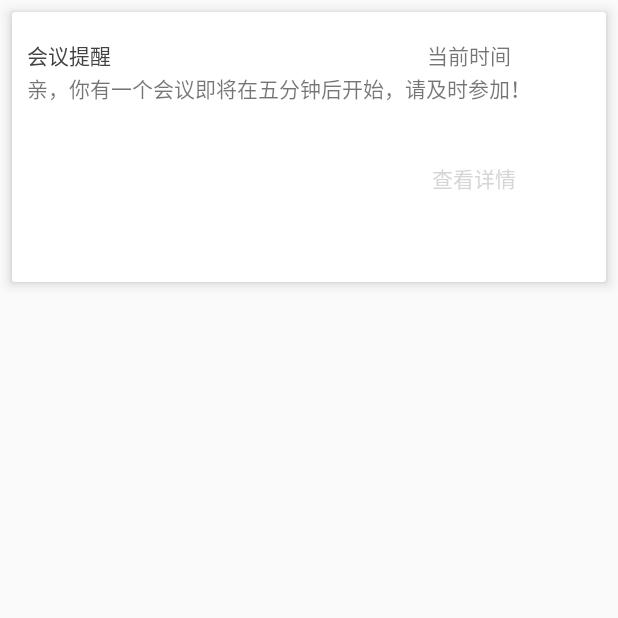
After one commit to HunterLC/MeetingManager, an Android app: the MessageActivity screen opened directly, with no data from a screen before it, on a phone screen of 412 x 824 dp, the top half of it. The commit adds this screen. Run offline under Robolectric (Android 15) with nearby library versions, the phone set to English and light mode, and no system bars; 1 statement that could not run was skipped.

Commit message:
增加消息提醒界面

```diff
--- a/app/src/main/AndroidManifest.xml
+++ b/app/src/main/AndroidManifest.xml
@@ -25,9 +25,10 @@
                 <category android:name="android.intent.category.LAUNCHER" />
             </intent-filter>
         </activity>
-        <activity android:name=".MainActivity"/>
+        <activity android:name=".MainActivity" />
         <activity android:name=".RecyclerViewFragment" />
-        <activity android:name=".MeetingDetailActivity"></activity>
+        <activity android:name=".MeetingDetailActivity" />
+        <activity android:name=".MessageActivity"></activity>
     </application>
 
 </manifest>
--- a/app/src/main/java/com/example/materialviewpagerdemo/MainActivity.java
+++ b/app/src/main/java/com/example/materialviewpagerdemo/MainActivity.java
@@ -119,6 +119,9 @@ public class MainActivity extends AppCompatActivity {
                 switch (item.getItemId()){
                     case R.id.action_information:
                        Toast.makeText(MainActivity.this,"你点击了消息通知",Toast.LENGTH_SHORT).show();
+                       Intent intent = new Intent(MainActivity.this,MessageActivity.class);
+                       startActivity(intent);
+
                         break;
                 }
                 return false;
--- /dev/null
+++ b/app/src/main/java/com/example/materialviewpagerdemo/MessageActivity.java
@@ -0,0 +1,13 @@
+package com.example.materialviewpagerdemo;
+
+import android.support.v7.app.AppCompatActivity;
+import android.os.Bundle;
+
+public class MessageActivity extends AppCompatActivity {
+
+    @Override
+    protected void onCreate(Bundle savedInstanceState) {
+        super.onCreate(savedInstanceState);
+        setContentView(R.layout.content_message);
+    }
+}
--- /dev/null
+++ b/app/src/main/res/layout/content_message.xml
@@ -0,0 +1,71 @@
+<?xml version="1.0" encoding="utf-8"?>
+<FrameLayout xmlns:android="http://schemas.android.com/apk/res/android"
+    xmlns:app="http://schemas.android.com/apk/res-auto"
+    android:layout_width="match_parent"
+    android:layout_height="wrap_content"
+    android:fitsSystemWindows="true">
+    <android.support.v7.widget.CardView xmlns:android="http://schemas.android.com/apk/res/android"
+        xmlns:app="http://schemas.android.com/apk/res-auto"
+        android:id="@+id/message_view"
+        android:layout_width="match_parent"
+        android:layout_height="180dp"
+        android:layout_marginBottom="@dimen/cardMarginVertical"
+        android:layout_marginLeft="@dimen/cardMarginHorizontal"
+        android:layout_marginRight="@dimen/cardMarginHorizontal"
+        android:layout_marginTop="@dimen/cardMarginVertical"
+        app:cardCornerRadius="2dp"
+        app:cardElevation="5dp"
+        app:cardPreventCornerOverlap="false"
+        android:fitsSystemWindows="true"
+        android:clickable="true"
+        android:foreground="?android:attr/selectableItemBackgroundBorderless"
+        app:contentPadding="10dp">
+        <LinearLayout
+            android:id="@+id/message_linearlayout1"
+            android:layout_width="match_parent"
+            android:layout_height="wrap_content">
+            <TextView
+                android:id="@+id/message_title"
+                android:layout_width="wrap_content"
+                android:layout_height="wrap_content"
+                android:paddingTop="8dp"
+                android:textColor="@color/cardview_dark_background"
+                android:layout_weight="4"
+                android:text="会议提醒"/>
+            <TextView
+                android:id="@+id/message_curtime"
+                android:layout_width="wrap_content"
+                android:layout_height="wrap_content"
+                android:layout_weight="1"
+                android:text="当前时间"
+                />
+        </LinearLayout>
+        <LinearLayout
+            android:layout_width="match_parent"
+            android:layout_height="wrap_content"
+            android:paddingTop="30dp"
+            >
+            <TextView
+                android:id="@+id/message_content"
+                android:layout_width="match_parent"
+                android:layout_height="wrap_content"
+                android:lines="3"
+                android:text="亲，你有一个会议即将在五分钟后开始，请及时参加！"
+                />
+        </LinearLayout>
+        <LinearLayout
+            android:layout_width="match_parent"
+            android:layout_height="wrap_content"
+            android:paddingTop="90dp"
+
+            >
+            <TextView
+                android:layout_width="wrap_content"
+                android:layout_height="wrap_content"
+                android:gravity="center"
+                android:layout_marginStart="270dp"
+                android:textColor="@color/md_green_700"
+                android:text="查看详情"/>
+        </LinearLayout>
+    </android.support.v7.widget.CardView>
+</FrameLayout>
```
Also changed, not shown: app/src/main/java/com/example/materialviewpagerdemo/MessageInfo.java (added, +77 -0 lines), app/src/main/java/com/example/materialviewpagerdemo/MessageViewFragment.java (added, +50 -0 lines), app/src/main/java/com/example/materialviewpagerdemo/MessageViewPagerAdapter.java (added, +64 -0 lines), app/src/main/res/layout/message_recyclerview.xml (added, +8 -0 lines).
